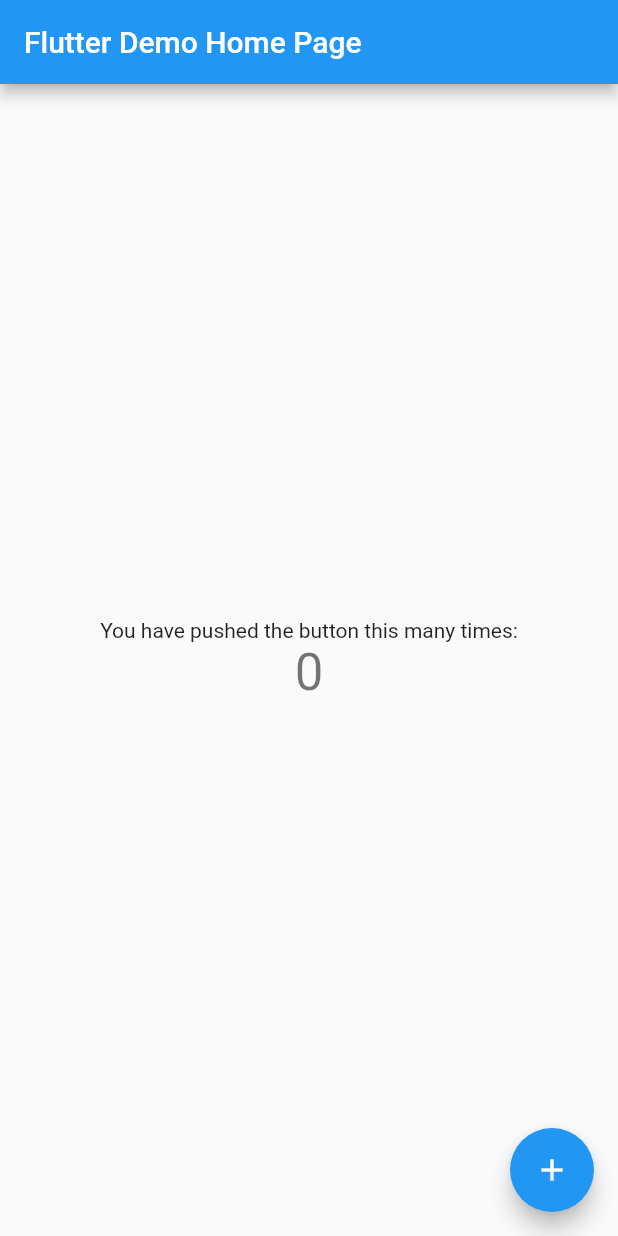
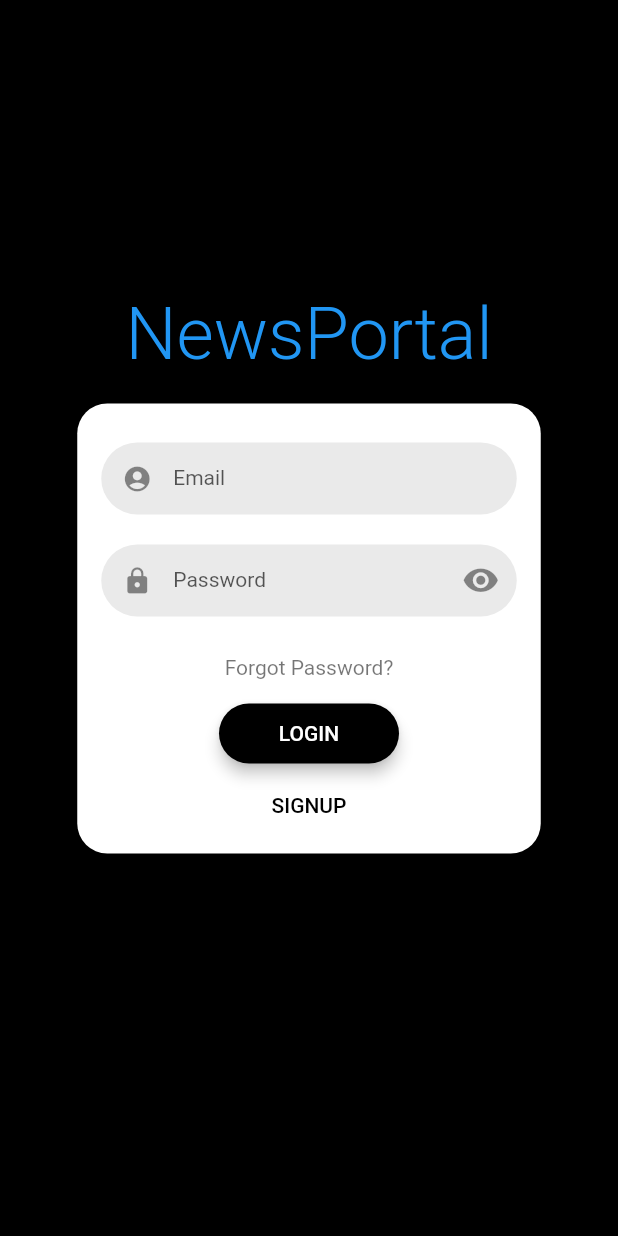
Before and after one commit to yamanraj45/revampathon-news, a Flutter app: the screen it shows after launch, on a phone screen of 412 x 824 dp. Run offline on Flutter 3.47's test engine with Material 2 defaults, Android fonts, the phone set to English and light mode, and no system bars; drawn by our look-alikes of flutter_login.

Commit message:
LoginScreen UI done

```diff
--- /dev/null
+++ b/newsportalmobile/lib/app_info.dart
@@ -0,0 +1,5 @@
+class AppInfo {
+  String appName = 'NewsPortal';
+  String logoPath = '';
+  String teamName = 'Bazinga';
+}
--- a/newsportalmobile/lib/main.dart
+++ b/newsportalmobile/lib/main.dart
@@ -1,4 +1,6 @@
 import 'package:flutter/material.dart';
+import 'package:newsportalmobile/screens/Homepage.dart';
+import 'package:newsportalmobile/screens/lock_screen.dart';
 
 void main() {
   runApp(const MyApp());
@@ -7,109 +9,14 @@
 class MyApp extends StatelessWidget {
   const MyApp({super.key});
 
-  // This widget is the root of your application.
   @override
   Widget build(BuildContext context) {
     return MaterialApp(
       title: 'Flutter Demo',
       theme: ThemeData(
-        // This is the theme of your application.
-        //
-        // Try running your application with "flutter run". You'll see the
-        // application has a blue toolbar. Then, without quitting the app, try
-        // changing the primarySwatch below to Colors.green and then invoke
-        // "hot reload" (press "r" in the console where you ran "flutter run",
-        // or simply save your changes to "hot reload" in a Flutter IDE).
-        // Notice that the counter didn't reset back to zero; the application
-        // is not restarted.
         primarySwatch: Colors.blue,
       ),
-      home: const MyHomePage(title: 'Flutter Demo Home Page'),
+      home: LoginScreen(),
     );
   }
 }
-
-class MyHomePage extends StatefulWidget {
-  const MyHomePage({super.key, required this.title});
-
-  // This widget is the home page of your application. It is stateful, meaning
-  // that it has a State object (defined below) that contains fields that affect
-  // how it looks.
-
-  // This class is the configuration for the state. It holds the values (in this
-  // case the title) provided by the parent (in this case the App widget) and
-  // used by the build method of the State. Fields in a Widget subclass are
-  // always marked "final".
-
-  final String title;
-
-  @override
-  State<MyHomePage> createState() => _MyHomePageState();
-}
-
-class _MyHomePageState extends State<MyHomePage> {
-  int _counter = 0;
-
-  void _incrementCounter() {
-    setState(() {
-      // This call to setState tells the Flutter framework that something has
-      // changed in this State, which causes it to rerun the build method below
-      // so that the display can reflect the updated values. If we changed
-      // _counter without calling setState(), then the build method would not be
-      // called again, and so nothing would appear to happen.
-      _counter++;
-    });
-  }
-
-  @override
-  Widget build(BuildContext context) {
-    // This method is rerun every time setState is called, for instance as done
-    // by the _incrementCounter method above.
-    //
-    // The Flutter framework has been optimized to make rerunning build methods
-    // fast, so that you can just rebuild anything that needs updating rather
-    // than having to individually change instances of widgets.
-    return Scaffold(
-      appBar: AppBar(
-        // Here we take the value from the MyHomePage object that was created by
-        // the App.build method, and use it to set our appbar title.
-        title: Text(widget.title),
-      ),
-      body: Center(
-        // Center is a layout widget. It takes a single child and positions it
-        // in the middle of the parent.
-        child: Column(
-          // Column is also a layout widget. It takes a list of children and
-          // arranges them vertically. By default, it sizes itself to fit its
-          // children horizontally, and tries to be as tall as its parent.
-          //
-          // Invoke "debug painting" (press "p" in the console, choose the
-          // "Toggle Debug Paint" action from the Flutter Inspector in Android
-          // Studio, or the "Toggle Debug Paint" command in Visual Studio Code)
-          // to see the wireframe for each widget.
-          //
-          // Column has various properties to control how it sizes itself and
-          // how it positions its children. Here we use mainAxisAlignment to
-          // center the children vertically; the main axis here is the vertical
-          // axis because Columns are vertical (the cross axis would be
-          // horizontal).
-          mainAxisAlignment: MainAxisAlignment.center,
-          children: <Widget>[
-            const Text(
-              'You have pushed the button this many times:',
-            ),
-            Text(
-              '$_counter',
-              style: Theme.of(context).textTheme.headline4,
-            ),
-          ],
-        ),
-      ),
-      floatingActionButton: FloatingActionButton(
-        onPressed: _incrementCounter,
-        tooltip: 'Increment',
-        child: const Icon(Icons.add),
-      ), // This trailing comma makes auto-formatting nicer for build methods.
-    );
-  }
-}
--- /dev/null
+++ b/newsportalmobile/lib/screens/lock_screen.dart
@@ -0,0 +1,64 @@
+import 'package:flutter/material.dart';
+import 'package:flutter_login/flutter_login.dart';
+import 'package:newsportalmobile/app_info.dart';
+import 'package:newsportalmobile/screens/Homepage.dart';
+
+Map<String, String> users = const {
+  'dribbble@gmail.com': '12345',
+  'hunter@gmail.com': 'hunter',
+};
+
+class LoginScreen extends StatelessWidget {
+  Duration get loginTime => Duration(milliseconds: 2250);
+
+  Future<String?> _authUser(LoginData data) {
+    debugPrint('Name: ${data.name}, Password: ${data.password}');
+    return Future.delayed(loginTime).then((_) {
+      // if (!users.containsKey(data.name)) {
+      //   return 'User not exists';
+      // }
+      // if (users[data.name] != data.password) {
+      //   return 'Password does not match';
+      // }
+      print('BHayooooooooooooooooooooooooooo');
+    });
+  }
+
+  Future<String?> _signupUser(SignupData data) {
+    debugPrint('Signup Name: ${data.name}, Password: ${data.password}');
+    return Future.delayed(loginTime).then((_) {
+      return null;
+    });
+  }
+
+  Future<String> _recoverPassword(String name) {
+    debugPrint('Name: $name');
+    return Future.delayed(loginTime).then((_) {
+      if (!users.containsKey(name)) {
+        return 'User not exists';
+      }
+      return '';
+    });
+  }
+
+  @override
+  Widget build(BuildContext context) {
+    return FlutterLogin(
+      theme: LoginTheme(
+        primaryColor: Colors.black,
+      ),
+      // logo: 'asd',
+      logoTag: AppInfo().appName,
+      title: AppInfo().appName,
+      footer: 'Devloperd By ' + AppInfo().teamName,
+      onLogin: _authUser,
+      onSignup: _signupUser,
+      onSubmitAnimationCompleted: () {
+        Navigator.of(context).pushReplacement(MaterialPageRoute(
+          builder: (context) => MyHomePage(),
+        ));
+      },
+      onRecoverPassword: _recoverPassword,
+    );
+  }
+}
--- a/newsportalmobile/pubspec.yaml
+++ b/newsportalmobile/pubspec.yaml
@@ -36,6 +36,7 @@
   # The following adds the Cupertino Icons font to your application.
   # Use with the CupertinoIcons class for iOS style icons.
   cupertino_icons: ^1.0.2
+  flutter_login:
 
 dev_dependencies:
   flutter_test:
```
Also changed, not shown: newsportalmobile/lib/screens/Homepage.dart (added, +16 -0 lines).
